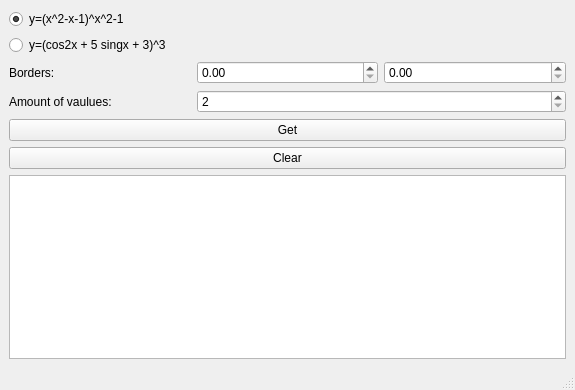
First picture: the form in mainwindow.ui, repository nosenko-mi/hmi-all, before the edit.
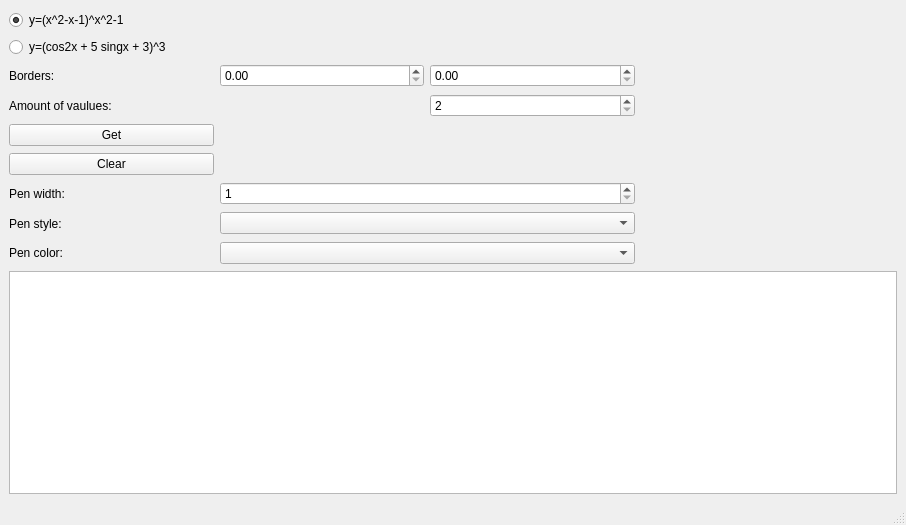
Second picture: the form after the edit.

Patch:
```diff
--- a/mainwindow.ui
+++ b/mainwindow.ui
@@ -6,8 +6,8 @@
    <rect>
     <x>0</x>
     <y>0</y>
-    <width>575</width>
-    <height>390</height>
+    <width>906</width>
+    <height>525</height>
    </rect>
   </property>
   <property name="windowTitle">
@@ -18,12 +18,31 @@
   </property>
   <widget class="QWidget" name="centralwidget">
    <layout class="QGridLayout" name="gridLayout_2">
+    <item row="1" column="0">
+     <widget class="QTableWidget" name="tableWidget"/>
+    </item>
     <item row="0" column="0">
      <layout class="QGridLayout" name="gridLayout">
-      <item row="3" column="1" colspan="2">
-       <widget class="QSpinBox" name="valuesAmountSpinBox">
+      <item row="6" column="1" colspan="2">
+       <widget class="QSpinBox" name="penWidthSpinBox">
         <property name="minimum">
-         <number>2</number>
+         <number>1</number>
+        </property>
+        <property name="value">
+         <number>1</number>
+        </property>
+       </widget>
+      </item>
+      <item row="8" column="1" colspan="2">
+       <widget class="QComboBox" name="penColorComboBox"/>
+      </item>
+      <item row="2" column="1">
+       <widget class="QDoubleSpinBox" name="leftSpinBox"/>
+      </item>
+      <item row="5" column="0">
+       <widget class="QPushButton" name="clearButton">
+        <property name="text">
+         <string>Clear</string>
         </property>
        </widget>
       </item>
@@ -34,7 +53,70 @@
         </property>
        </widget>
       </item>
-      <item row="3" column="0">
+      <item row="0" column="3" rowspan="9">
+       <widget class="QWidget" name="plotWidget" native="true">
+        <property name="sizePolicy">
+         <sizepolicy hsizetype="Preferred" vsizetype="Fixed">
+          <horstretch>0</horstretch>
+          <verstretch>0</verstretch>
+         </sizepolicy>
+        </property>
+        <property name="minimumSize">
+         <size>
+          <width>256</width>
+          <height>256</height>
+         </size>
+        </property>
+        <property name="autoFillBackground">
+         <bool>true</bool>
+        </property>
+       </widget>
+      </item>
+      <item row="0" column="0" colspan="3">
+       <widget class="QRadioButton" name="f1RadioButton">
+        <property name="text">
+         <string>y=(x^2-x-1)^x^2-1</string>
+        </property>
+        <property name="checked">
+         <bool>true</bool>
+        </property>
+       </widget>
+      </item>
+      <item row="7" column="1" colspan="2">
+       <widget class="QComboBox" name="penStyleComboBox"/>
+      </item>
+      <item row="3" column="2">
+       <widget class="QSpinBox" name="valuesAmountSpinBox">
+        <property name="minimum">
+         <number>2</number>
+        </property>
+       </widget>
+      </item>
+      <item row="2" column="2">
+       <widget class="QDoubleSpinBox" name="rightSpinBox"/>
+      </item>
+      <item row="6" column="0">
+       <widget class="QLabel" name="label_3">
+        <property name="text">
+         <string>Pen width:</string>
+        </property>
+       </widget>
+      </item>
+      <item row="8" column="0">
+       <widget class="QLabel" name="label_5">
+        <property name="text">
+         <string>Pen color:</string>
+        </property>
+       </widget>
+      </item>
+      <item row="7" column="0">
+       <widget class="QLabel" name="label_4">
+        <property name="text">
+         <string>Pen style:</string>
+        </property>
+       </widget>
+      </item>
+      <item row="3" column="0" colspan="2">
        <widget class="QLabel" name="label_2">
         <property name="text">
          <string>Amount of vaulues:</string>
@@ -48,39 +130,13 @@
         </property>
        </widget>
       </item>
-      <item row="5" column="0" colspan="3">
-       <widget class="QPushButton" name="clearButton">
-        <property name="text">
-         <string>Clear</string>
-        </property>
-       </widget>
-      </item>
-      <item row="6" column="0" colspan="3">
-       <widget class="QTableWidget" name="resultTable"/>
-      </item>
-      <item row="2" column="2">
-       <widget class="QDoubleSpinBox" name="rightSpinBox"/>
-      </item>
-      <item row="2" column="1">
-       <widget class="QDoubleSpinBox" name="leftSpinBox"/>
-      </item>
-      <item row="4" column="0" colspan="3">
+      <item row="4" column="0">
        <widget class="QPushButton" name="pushButton">
         <property name="text">
          <string>Get</string>
         </property>
        </widget>
       </item>
-      <item row="0" column="0" colspan="3">
-       <widget class="QRadioButton" name="f1RadioButton">
-        <property name="text">
-         <string>y=(x^2-x-1)^x^2-1</string>
-        </property>
-        <property name="checked">
-         <bool>true</bool>
-        </property>
-       </widget>
-      </item>
      </layout>
     </item>
    </layout>
@@ -90,7 +146,7 @@
     <rect>
      <x>0</x>
      <y>0</y>
-     <width>575</width>
+     <width>906</width>
      <height>21</height>
     </rect>
    </property>
```
